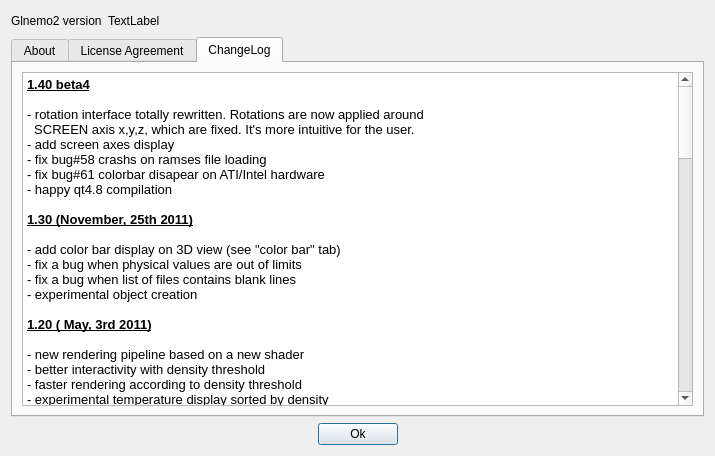
Before: the Qt Designer form usr/jcl/glnemo2/src/formabout.ui in teuben/nemo, drawn with Qt 5.
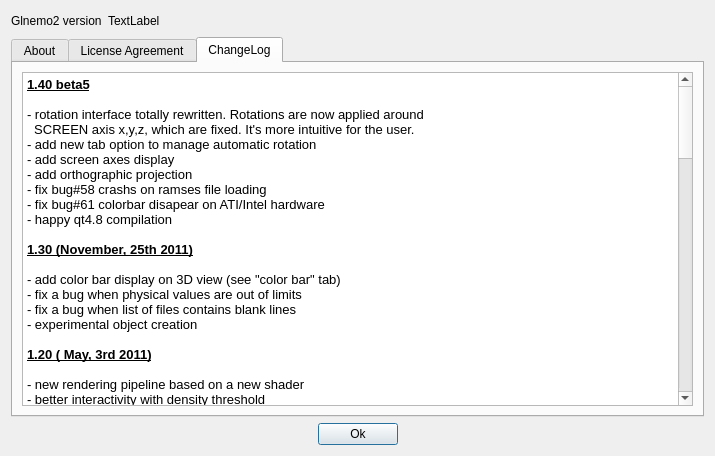
After: the same form once the commit is applied. Icons and pictures are not drawn.

Commit message: orthographic projection implemented glnemo2 beta 5 release

```diff
--- a/usr/jcl/glnemo2/src/formabout.ui
+++ b/usr/jcl/glnemo2/src/formabout.ui
@@ -1057,11 +1057,13 @@
 &lt;table border=&quot;0&quot; style=&quot;-qt-table-type: root; margin-top:4px; margin-bottom:4px; margin-left:4px; margin-right:4px;&quot;&gt;
 &lt;tr&gt;
 &lt;td style=&quot;border: none;&quot;&gt;
-&lt;p style=&quot; margin-top:0px; margin-bottom:0px; margin-left:0px; margin-right:0px; -qt-block-indent:0; text-indent:0px;&quot;&gt;&lt;span style=&quot; font-size:10pt; font-weight:600; text-decoration: underline;&quot;&gt;1.40 beta4&lt;/span&gt;&lt;/p&gt;
+&lt;p style=&quot; margin-top:0px; margin-bottom:0px; margin-left:0px; margin-right:0px; -qt-block-indent:0; text-indent:0px;&quot;&gt;&lt;span style=&quot; font-size:10pt; font-weight:600; text-decoration: underline;&quot;&gt;1.40 beta5&lt;/span&gt;&lt;/p&gt;
 &lt;p style=&quot;-qt-paragraph-type:empty; margin-top:0px; margin-bottom:0px; margin-left:0px; margin-right:0px; -qt-block-indent:0; text-indent:0px; font-size:10pt;&quot;&gt;&lt;/p&gt;
 &lt;p style=&quot; margin-top:0px; margin-bottom:0px; margin-left:0px; margin-right:0px; -qt-block-indent:0; text-indent:0px;&quot;&gt;&lt;span style=&quot; font-size:10pt;&quot;&gt;- rotation interface totally rewritten. Rotations are now applied around&lt;/span&gt;&lt;/p&gt;
 &lt;p style=&quot; margin-top:0px; margin-bottom:0px; margin-left:0px; margin-right:0px; -qt-block-indent:0; text-indent:0px;&quot;&gt;&lt;span style=&quot; font-size:10pt;&quot;&gt;  SCREEN axis x,y,z, which are fixed. It's more intuitive for the user.&lt;/span&gt;&lt;/p&gt;
+&lt;p style=&quot; margin-top:0px; margin-bottom:0px; margin-left:0px; margin-right:0px; -qt-block-indent:0; text-indent:0px;&quot;&gt;&lt;span style=&quot; font-size:10pt;&quot;&gt;- add new tab option to manage automatic rotation&lt;/span&gt;&lt;/p&gt;
 &lt;p style=&quot; margin-top:0px; margin-bottom:0px; margin-left:0px; margin-right:0px; -qt-block-indent:0; text-indent:0px;&quot;&gt;&lt;span style=&quot; font-size:10pt;&quot;&gt;- add screen axes display&lt;/span&gt;&lt;/p&gt;
+&lt;p style=&quot; margin-top:0px; margin-bottom:0px; margin-left:0px; margin-right:0px; -qt-block-indent:0; text-indent:0px;&quot;&gt;&lt;span style=&quot; font-size:10pt;&quot;&gt;- add orthographic projection&lt;/span&gt;&lt;/p&gt;
 &lt;p style=&quot; margin-top:0px; margin-bottom:0px; margin-left:0px; margin-right:0px; -qt-block-indent:0; text-indent:0px;&quot;&gt;&lt;span style=&quot; font-size:10pt;&quot;&gt;- fix bug#58 crashs on ramses file loading&lt;/span&gt;&lt;/p&gt;
 &lt;p style=&quot; margin-top:0px; margin-bottom:0px; margin-left:0px; margin-right:0px; -qt-block-indent:0; text-indent:0px;&quot;&gt;&lt;span style=&quot; font-size:10pt;&quot;&gt;- fix bug#61 colorbar disapear on ATI/Intel hardware&lt;/span&gt;&lt;/p&gt;
 &lt;p style=&quot; margin-top:0px; margin-bottom:0px; margin-left:0px; margin-right:0px; -qt-block-indent:0; text-indent:0px;&quot;&gt;&lt;span style=&quot; font-size:10pt;&quot;&gt;- happy qt4.8 compilation&lt;/span&gt;&lt;/p&gt;
```
The commit also changes 23 other files.
